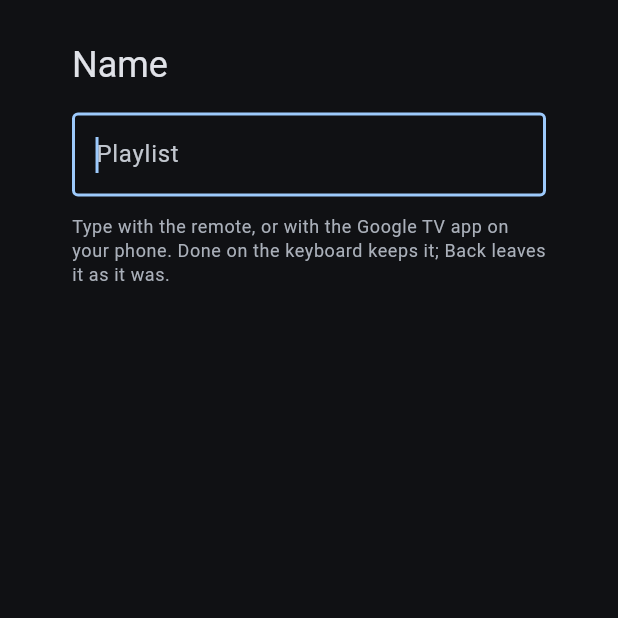
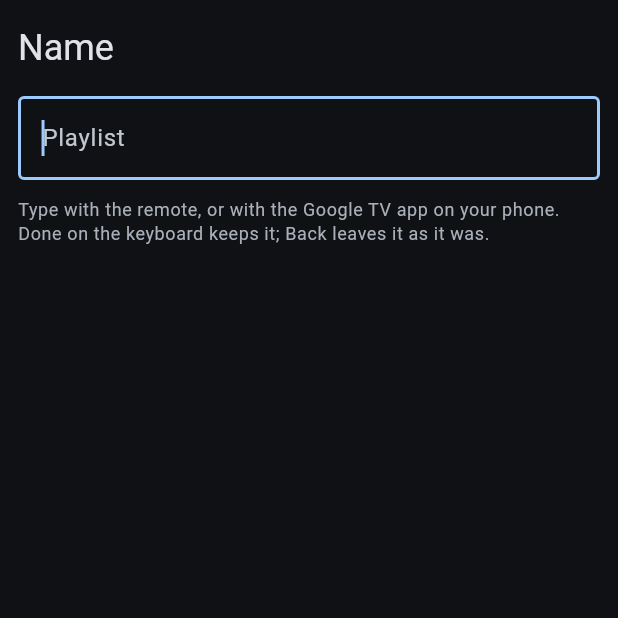
Before and after one commit to TheMarkChristie/NevermoreIPTV, a Flutter app: the AddSourcePage screen opened directly, after a tap on "M3U link", after a tap on "Name", on a phone screen of 412 x 824 dp, the top half of it. Run offline on Flutter 3.47's test engine with Material 3 defaults, Android fonts, the phone set to English and light mode, and no system bars; our stand-ins replace flutter_secure_storage, qr_flutter, video_player; missing offline and left inert: wireguard_flutter_plus; accounts and stored records are empty; network calls fail.

Commit message:
Nevermore IPTV 0.5.5: turn with the phone, upright layout, touch on the picture
- The activity follows the phone's auto-rotate (fullUser instead of
  sensorLandscape); a TV stays landscape. The picture fits either way.
- overscanOf(context): the TV margin when wider than tall, a small one upright;
  every screen uses it.
- Guide upright: the preview across the top, the details under it, and a
  narrower channel column without numbers.
- Since the SurfaceView (0.5.4) a tap or swipe on the picture never reached the
  app; the touch layer now sits over the picture instead of around it.

Co-Authored-By: Claude Opus 5.5 <noreply@anthropic.com>

```diff
--- a/lib/ui/add_source_page.dart
+++ b/lib/ui/add_source_page.dart
@@ -95,7 +95,7 @@ class _AddSourcePageState extends State<AddSourcePage> {
     return Scaffold(
       backgroundColor: tvBackground,
       body: Padding(
-        padding: overscan,
+        padding: overscanOf(context),
         child: ListView(
           children: [
             Text(editing ? 'Edit ${widget.existing!.name}' : 'Add a source', style: text.headlineSmall),
--- a/lib/ui/categories_page.dart
+++ b/lib/ui/categories_page.dart
@@ -90,7 +90,7 @@ class _CategoriesPageState extends State<CategoriesPage> {
               skipTraversal: true,
               onKeyEvent: _onKey,
               child: Padding(
-                padding: overscan,
+                padding: overscanOf(context),
                 child: Column(
                   crossAxisAlignment: CrossAxisAlignment.start,
                   children: [
--- a/lib/ui/guide_pick_page.dart
+++ b/lib/ui/guide_pick_page.dart
@@ -59,7 +59,7 @@ class _GuidePickPageState extends State<GuidePickPage> {
     return Scaffold(
       backgroundColor: tvBackground,
       body: Padding(
-        padding: overscan,
+        padding: overscanOf(context),
         child: Column(
           crossAxisAlignment: CrossAxisAlignment.start,
           children: [
--- a/lib/ui/manage_channels_page.dart
+++ b/lib/ui/manage_channels_page.dart
@@ -125,7 +125,7 @@ class _ManageChannelsPageState extends State<ManageChannelsPage> {
               skipTraversal: true,
               onKeyEvent: _onKey,
               child: Padding(
-                padding: overscan,
+                padding: overscanOf(context),
                 child: Column(
                   crossAxisAlignment: CrossAxisAlignment.start,
                   children: [
--- a/lib/ui/manage_source_page.dart
+++ b/lib/ui/manage_source_page.dart
@@ -72,7 +72,7 @@ class ManageSourcePage extends StatelessWidget {
         return Scaffold(
           backgroundColor: tvBackground,
           body: Padding(
-            padding: overscan,
+            padding: overscanOf(context),
             child: Column(
               crossAxisAlignment: CrossAxisAlignment.start,
               children: [
--- a/lib/ui/settings_page.dart
+++ b/lib/ui/settings_page.dart
@@ -13,7 +13,7 @@ import 'manage_source_page.dart';
 import 'tv.dart';
 import 'vpn_card.dart';
 
-const appVersion = '0.5.4';
+const appVersion = '0.5.5';
 
 class SettingsPage extends StatelessWidget {
   const SettingsPage({super.key});
@@ -26,7 +26,7 @@ class SettingsPage extends StatelessWidget {
       builder: (context, _) => Scaffold(
         backgroundColor: tvBackground,
         body: Padding(
-          padding: overscan,
+          padding: overscanOf(context),
           child: ListView(
             children: [
               Row(
--- a/lib/ui/show_search_page.dart
+++ b/lib/ui/show_search_page.dart
@@ -41,7 +41,7 @@ class ShowSearchPage extends StatelessWidget {
     return Scaffold(
       backgroundColor: tvBackground,
       body: Padding(
-        padding: overscan,
+        padding: overscanOf(context),
         child: Column(
           crossAxisAlignment: CrossAxisAlignment.start,
           children: [
--- a/lib/ui/tv.dart
+++ b/lib/ui/tv.dart
@@ -12,6 +12,17 @@ const tvAlert = Color(0xFFE8A0A0);
 
 /// Nothing in the outer 5% of the screen: TVs can crop it (overscan).
 const overscan = EdgeInsets.symmetric(horizontal: 48, vertical: 27);
+
+/// The screen's margin: [overscan] on a TV (or anything wider than tall); a phone held upright (Mark, 23 Oct 2026: "it
+/// also doesnt auto rotate and fit") has no overscan and no width to spare.
+EdgeInsets overscanOf(BuildContext context) => isUpright(context) ? _upright : overscan;
+
+const _upright = EdgeInsets.symmetric(horizontal: 12, vertical: 16);
+
+bool isUpright(BuildContext context) {
+  final size = MediaQuery.sizeOf(context);
+  return size.width < size.height;
+}
 
 class TvButton extends StatelessWidget {
   const TvButton({
@@ -168,7 +179,7 @@ class _TextEntryPageState extends State<TextEntryPage> {
     return Scaffold(
       backgroundColor: tvBackground,
       body: Padding(
-        padding: overscan,
+        padding: overscanOf(context),
         child: Column(
           crossAxisAlignment: CrossAxisAlignment.start,
           children: [
--- a/lib/ui/vpn_add_page.dart
+++ b/lib/ui/vpn_add_page.dart
@@ -71,7 +71,7 @@ class _VpnAddPageState extends State<VpnAddPage> {
     return Scaffold(
       backgroundColor: tvBackground,
       body: Padding(
-        padding: overscan,
+        padding: overscanOf(context),
         child: Column(
           crossAxisAlignment: CrossAxisAlignment.start,
           children: [
--- a/pubspec.yaml
+++ b/pubspec.yaml
@@ -1,7 +1,7 @@
 name: nevermore_iptv
 description: "Nevermore IPTV: live TV on Google TV from an Xtream Codes login or an M3U link."
 publish_to: 'none'
-version: 0.5.4+10
+version: 0.5.5+11
 
 environment:
   sdk: ^3.13.1
```
Also changed, not shown: lib/ui/guide_view.dart (+16 -7 lines), lib/ui/watch_page.dart (+7 -4 lines), 1 other file.
